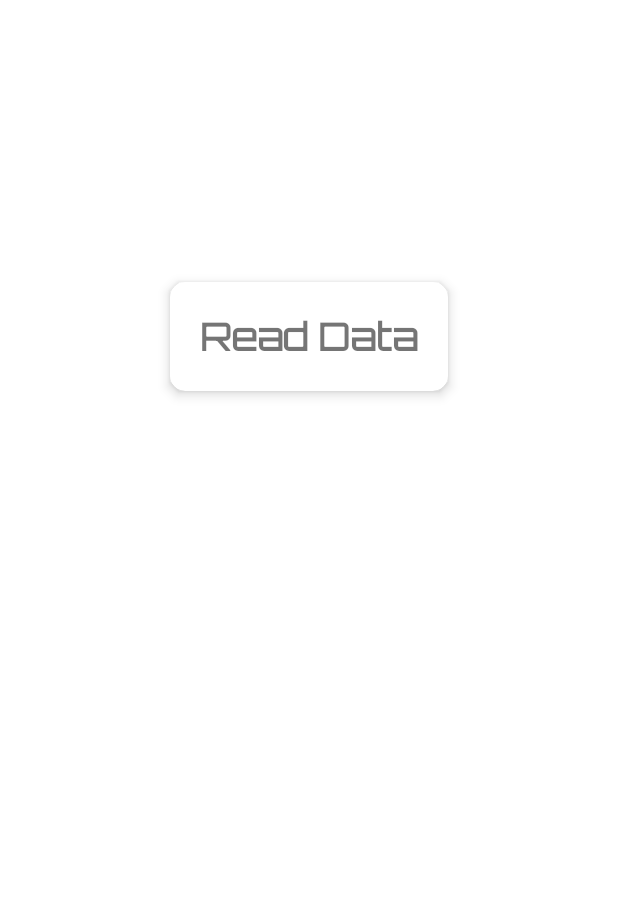
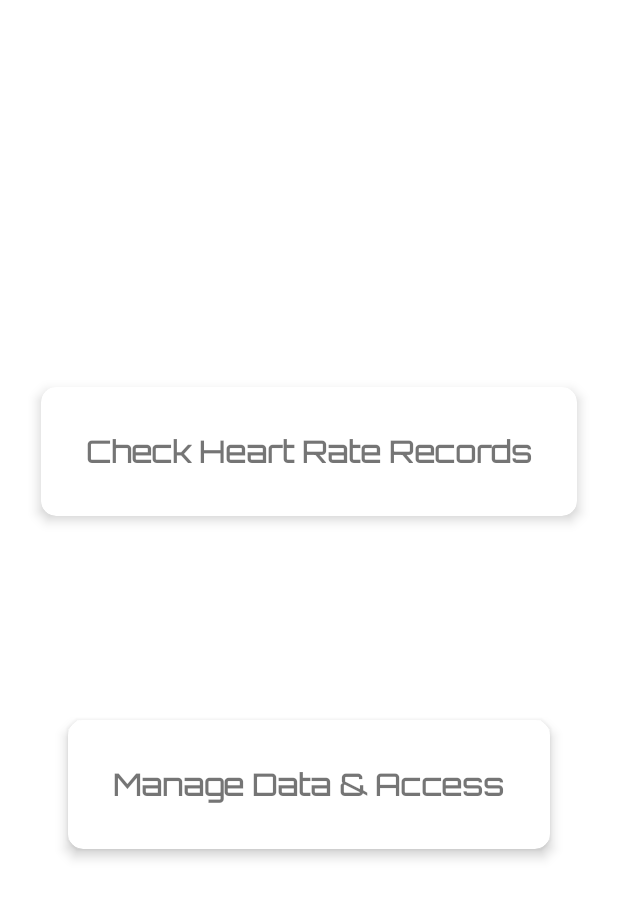
Before and after one commit to Devsoc-BPGC/HRMAA-Prototype, an Android app: the HealthConnectActivity screen opened directly, with no data from a screen before it, on a phone screen of 412 x 824 dp. Shown: the top 898 px of the screen. Run offline under Robolectric (Android 15) with nearby library versions, the phone set to English and light mode, and no system bars; our stand-ins replace data binding; libraries missing offline, so code that uses them is left out: androidx.health.connect; 4 statements that could not run were skipped.

Commit message:
added button to access health connect app

```diff
--- a/app/src/main/java/com/devsoc/hrmaa/MainActivity.kt
+++ b/app/src/main/java/com/devsoc/hrmaa/MainActivity.kt
@@ -20,7 +20,6 @@ class MainActivity : AppCompatActivity() {
     override fun onCreate(savedInstanceState: Bundle?) {
         super.onCreate(savedInstanceState)
         binding = DataBindingUtil.setContentView(this, R.layout.activity_main)
-
 
         binding.hcCvMa.setOnClickListener {
             //launch only if Health Connect is installed on device
--- a/app/src/main/java/com/devsoc/hrmaa/healthConnect/HealthConnectActivity.kt
+++ b/app/src/main/java/com/devsoc/hrmaa/healthConnect/HealthConnectActivity.kt
@@ -3,21 +3,12 @@ package com.devsoc.hrmaa.healthConnect
 import android.content.Intent
 import androidx.appcompat.app.AppCompatActivity
 import android.os.Bundle
-import android.os.Parcelable
 import androidx.health.connect.client.HealthConnectClient
 import androidx.health.connect.client.permission.Permission
 import androidx.health.connect.client.records.HeartRateRecord
-import androidx.health.connect.client.records.StepsRecord
-import androidx.health.connect.client.request.ReadRecordsRequest
-import androidx.health.connect.client.time.TimeRangeFilter
 import androidx.lifecycle.lifecycleScope
-import androidx.navigation.findNavController
-import androidx.navigation.fragment.findNavController
-import com.devsoc.hrmaa.R
 import com.devsoc.hrmaa.databinding.ActivityHealthConnectBinding
 import kotlinx.coroutines.launch
-import java.time.Instant
-import java.time.ZonedDateTime
 
 class HealthConnectActivity : AppCompatActivity() {
     private lateinit var binding: ActivityHealthConnectBinding
@@ -27,10 +18,44 @@ class HealthConnectActivity : AppCompatActivity() {
         val view = binding.root
         setContentView(view)
 
-        binding.readCvHca.setOnClickListener {
-            val intent = Intent(this@HealthConnectActivity, ReadDataActivity::class.java)
-            startActivity(intent)
-            finish()
+        val healthConnectClient = HealthConnectClient.getOrCreate(this)
+
+        val requestPermissionActivityContract =
+            healthConnectClient.permissionController.createRequestPermissionActivityContract()
+
+        val requestPermissions =
+            registerForActivityResult(requestPermissionActivityContract) {
+
+            }
+        // Create the permissions launcher.
+
+        fun checkPermissionsAndRun(client: HealthConnectClient) {
+            lifecycleScope.launch {
+                val granted = client.permissionController.getGrantedPermissions(PERMISSIONS)
+                if (granted.containsAll(PERMISSIONS)) {
+                    // Permissions already granted
+                    binding.readCvHca.setOnClickListener {
+                        val intent = Intent(this@HealthConnectActivity, ReadDataActivity::class.java)
+                        startActivity(intent)
+                    }
+
+                    binding.manageCvHca.setOnClickListener {
+                        val launch = packageManager.getLaunchIntentForPackage("com.google.android.apps.healthdata")
+                        startActivity(launch)
+                    }
+
+                } else {
+                    requestPermissions.launch(PERMISSIONS)
+                }
+            }
         }
+
+        checkPermissionsAndRun(healthConnectClient)
     }
+
+    private val PERMISSIONS =
+        setOf(
+            Permission.createReadPermission(HeartRateRecord::class),
+            Permission.createWritePermission(HeartRateRecord::class),
+        )
 }
--- a/app/src/main/res/layout/activity_health_connect.xml
+++ b/app/src/main/res/layout/activity_health_connect.xml
@@ -22,16 +22,39 @@
             app:layout_constraintEnd_toEndOf="parent"
             app:layout_constraintStart_toStartOf="parent"
             app:layout_constraintTop_toTopOf="parent"
-            app:layout_constraintVertical_bias="0.25">
+            app:layout_constraintVertical_bias="0.35">
 
             <TextView
                 android:id="@+id/read_tv_hca"
                 android:layout_width="wrap_content"
                 android:layout_height="wrap_content"
-                android:layout_margin="20dp"
+                android:layout_margin="30dp"
                 android:fontFamily="@font/orbitron_regular"
-                android:text="Read Data"
-                android:textSize="25sp"
+                android:text="Check Heart Rate Records"
+                android:textSize="20sp"
+                android:textStyle="bold" />
+        </androidx.cardview.widget.CardView>
+
+        <androidx.cardview.widget.CardView
+            android:id="@+id/manage_cv_hca"
+            android:layout_width="wrap_content"
+            android:layout_height="wrap_content"
+            app:cardCornerRadius="10dp"
+            app:cardElevation="5dp"
+            app:layout_constraintBottom_toBottomOf="parent"
+            app:layout_constraintEnd_toEndOf="parent"
+            app:layout_constraintStart_toStartOf="parent"
+            app:layout_constraintTop_toTopOf="parent"
+            app:layout_constraintVertical_bias="0.65">
+
+            <TextView
+                android:id="@+id/manage_tv_hca"
+                android:layout_width="wrap_content"
+                android:layout_height="wrap_content"
+                android:layout_margin="30dp"
+                android:fontFamily="@font/orbitron_regular"
+                android:text="Manage Data &amp; Access"
+                android:textSize="20sp"
                 android:textStyle="bold" />
         </androidx.cardview.widget.CardView>
     </androidx.constraintlayout.widget.ConstraintLayout>
```
Also changed, not shown: app/src/main/java/com/devsoc/hrmaa/healthConnect/ReadDataActivity.kt (+5 -9 lines).
